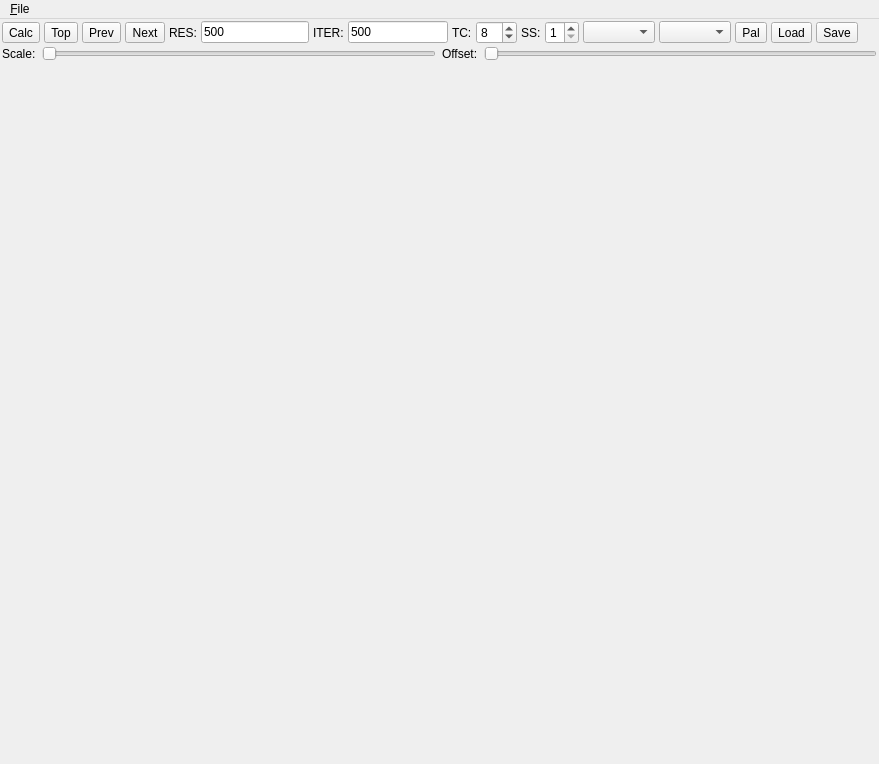
dvstans/MandelbrotApp, file mainwindow.ui: the form before one commit.
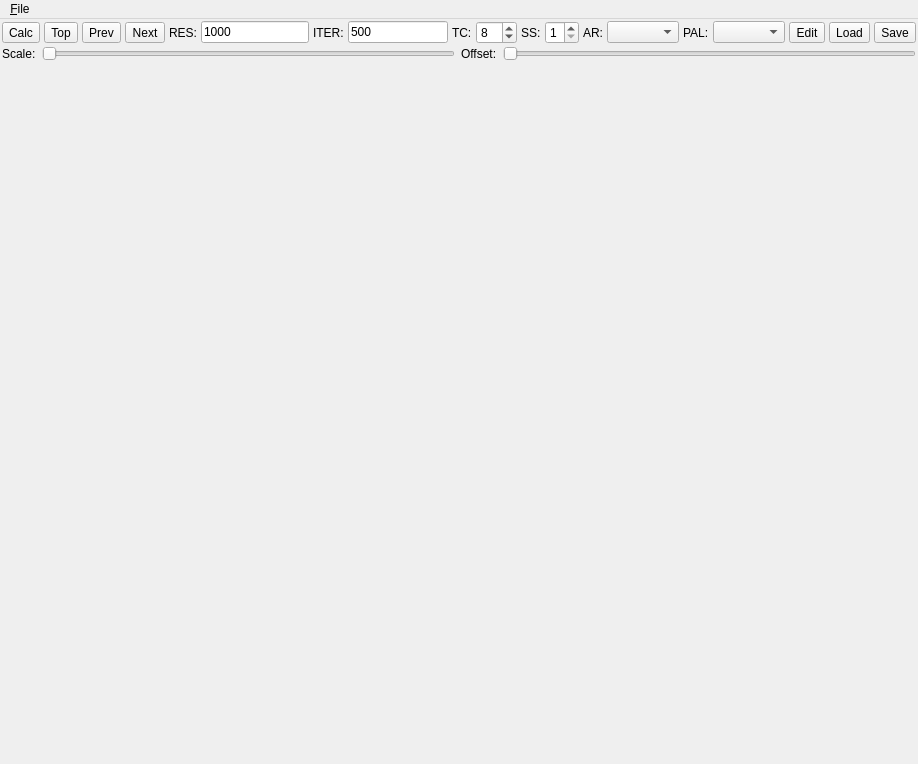
The form after the commit. Icons and pictures are not drawn.

Commit message: - Refactored class names - More work on palette support

What changed in the file:
```diff
--- a/mainwindow.ui
+++ b/mainwindow.ui
@@ -6,7 +6,7 @@
    <rect>
     <x>0</x>
     <y>0</y>
-    <width>879</width>
+    <width>881</width>
     <height>764</height>
    </rect>
   </property>
@@ -134,7 +134,7 @@
           <string>Primary axis resolution (pixels)</string>
          </property>
          <property name="text">
-          <string>500</string>
+          <string>1000</string>
          </property>
         </widget>
        </item>
@@ -216,10 +216,24 @@
          </property>
         </widget>
        </item>
+       <item>
+        <widget class="QLabel" name="label_7">
+         <property name="text">
+          <string>AR:</string>
+         </property>
+        </widget>
+       </item>
        <item>
         <widget class="QComboBox" name="comboBoxAspect">
          <property name="toolTip">
-          <string>Zoom aspect ratio</string>
+          <string>Select zoom aspect ratio</string>
+         </property>
+        </widget>
+       </item>
+       <item>
+        <widget class="QLabel" name="label_8">
+         <property name="text">
+          <string>PAL:</string>
          </property>
         </widget>
        </item>
@@ -236,24 +250,10 @@
           <string>Edit palette</string>
          </property>
          <property name="text">
-          <string>Pal</string>
+          <string>Edit</string>
          </property>
-        </widget>
-       </item>
-       <item>
-        <widget class="QToolButton" name="buttonLoad">
-         <property name="text">
-          <string>Load</string>
-         </property>
-        </widget>
-       </item>
-       <item>
-        <widget class="QToolButton" name="buttonSave">
-         <property name="toolTip">
-          <string>Save current image</string>
-         </property>
-         <property name="text">
-          <string>Save</string>
+         <property name="icon">
+          <iconset theme="QIcon::ThemeIcon::DocumentProperties"/>
          </property>
         </widget>
        </item>
@@ -270,6 +270,29 @@
          </property>
         </spacer>
        </item>
+       <item>
+        <widget class="QToolButton" name="buttonLoad">
+         <property name="text">
+          <string>Load</string>
+         </property>
+         <property name="icon">
+          <iconset theme="QIcon::ThemeIcon::DocumentOpen"/>
+         </property>
+        </widget>
+       </item>
+       <item>
+        <widget class="QToolButton" name="buttonSave">
+         <property name="toolTip">
+          <string>Save current image</string>
+         </property>
+         <property name="text">
+          <string>Save</string>
+         </property>
+         <property name="icon">
+          <iconset theme="QIcon::ThemeIcon::DocumentSave"/>
+         </property>
+        </widget>
+       </item>
       </layout>
      </widget>
     </item>
@@ -360,7 +383,7 @@
     <rect>
      <x>0</x>
      <y>0</y>
-     <width>879</width>
+     <width>881</width>
      <height>21</height>
     </rect>
    </property>
```
Left out of the diff: 13 changed lines with no effect on the pictures. The commit also changes 10 other files.
